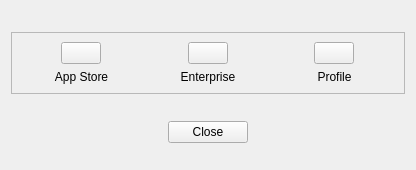
This is FWAdminLib/CreateMobileFilesetDlg.ui in fw-dev/translations as Qt 5 draws it before an edit. The edited form follows.
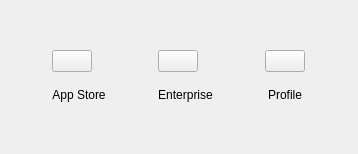
This is the edited form. Icons and pictures are not drawn.

The edit to the form file:
```diff
--- a/FWAdminLib/CreateMobileFilesetDlg.ui
+++ b/FWAdminLib/CreateMobileFilesetDlg.ui
@@ -6,8 +6,8 @@
    <rect>
     <x>0</x>
     <y>0</y>
-    <width>416</width>
-    <height>170</height>
+    <width>358</width>
+    <height>154</height>
    </rect>
   </property>
   <property name="sizePolicy">
@@ -25,77 +25,14 @@
   <property name="windowTitle">
    <string>Create New Fileset</string>
   </property>
-  <layout class="QVBoxLayout" name="verticalLayout">
-   <property name="spacing">
-    <number>6</number>
-   </property>
-   <property name="bottomMargin">
-    <number>6</number>
-   </property>
-   <item>
-    <widget class="QFrame" name="frame">
-     <property name="sizePolicy">
-      <sizepolicy hsizetype="Minimum" vsizetype="Fixed">
-       <horstretch>0</horstretch>
-       <verstretch>0</verstretch>
-      </sizepolicy>
-     </property>
-     <property name="frameShape">
-      <enum>QFrame::StyledPanel</enum>
-     </property>
-     <property name="frameShadow">
-      <enum>QFrame::Raised</enum>
-     </property>
      <layout class="QGridLayout" name="gridLayout">
-      <item row="0" column="2">
-       <layout class="QVBoxLayout" name="verticalLayout_14">
-        <item>
-         <layout class="QHBoxLayout" name="horizontalLayout_11">
-          <item>
-           <widget class="QPushButton" name="enterpriseButton">
-            <property name="sizePolicy">
-             <sizepolicy hsizetype="Fixed" vsizetype="Fixed">
-              <horstretch>0</horstretch>
-              <verstretch>0</verstretch>
-             </sizepolicy>
-            </property>
-            <property name="toolTip">
-             <string>Import an existing .fileset file</string>
-            </property>
-            <property name="text">
-             <string/>
-            </property>
-            <property name="icon">
-             <iconset resource="../FileWaveGuiLib/GuiLib.qrc">
-              <normaloff>:/IDI_ICON_FILESET_APPLICATION_32</normaloff>:/IDI_ICON_FILESET_APPLICATION_32</iconset>
-            </property>
-            <property name="iconSize">
-             <size>
-              <width>32</width>
-              <height>32</height>
-             </size>
-            </property>
-           </widget>
-          </item>
-         </layout>
-        </item>
-        <item>
-         <widget class="QLabel" name="appStoreLabel_2">
-          <property name="text">
-           <string>Enterprise</string>
-          </property>
-          <property name="alignment">
-           <set>Qt::AlignCenter</set>
-          </property>
-         </widget>
-        </item>
-       </layout>
-      </item>
-      <item row="0" column="0">
-       <layout class="QVBoxLayout" name="verticalLayout_13">
-        <item>
-         <layout class="QHBoxLayout" name="horizontalLayout_10">
-          <item>
+   <property name="horizontalSpacing">
+    <number>40</number>
+   </property>
+   <property name="margin">
+    <number>40</number>
+   </property>
+   <item row="0" column="1">
            <widget class="QPushButton" name="appStoreButton">
             <property name="sizePolicy">
              <sizepolicy hsizetype="Fixed" vsizetype="Fixed">
@@ -121,103 +58,105 @@
             </property>
            </widget>
           </item>
-         </layout>
-        </item>
-        <item>
+   <item row="1" column="1">
          <widget class="QLabel" name="appStoreLabel">
+     <property name="sizePolicy">
+      <sizepolicy hsizetype="Preferred" vsizetype="Fixed">
+       <horstretch>0</horstretch>
+       <verstretch>0</verstretch>
+      </sizepolicy>
+     </property>
           <property name="text">
            <string>App Store</string>
           </property>
           <property name="alignment">
-           <set>Qt::AlignCenter</set>
+      <set>Qt::AlignHCenter|Qt::AlignTop</set>
           </property>
          </widget>
         </item>
-       </layout>
-      </item>
-      <item row="0" column="3">
-       <layout class="QVBoxLayout" name="verticalLayout_12">
-        <item>
-         <layout class="QHBoxLayout" name="horizontalLayout_9">
-          <item>
-           <widget class="QPushButton" name="profileButton">
-            <property name="sizePolicy">
-             <sizepolicy hsizetype="Fixed" vsizetype="Fixed">
-              <horstretch>0</horstretch>
-              <verstretch>0</verstretch>
-             </sizepolicy>
-            </property>
-            <property name="toolTip">
-             <string>Import an existing .fileset file</string>
-            </property>
-            <property name="text">
-             <string/>
-            </property>
-            <property name="icon">
-             <iconset resource="../FileWaveGuiLib/GuiLib.qrc">
-              <normaloff>:/IDI_ICON_FILESET_PROFILE_32</normaloff>:/IDI_ICON_FILESET_PROFILE_32</iconset>
-            </property>
-            <property name="iconSize">
-             <size>
-              <width>32</width>
-              <height>32</height>
-             </size>
-            </property>
-           </widget>
-          </item>
-         </layout>
-        </item>
-        <item>
+   <item row="1" column="3">
          <widget class="QLabel" name="profileLabel">
+     <property name="sizePolicy">
+      <sizepolicy hsizetype="Preferred" vsizetype="Fixed">
+       <horstretch>0</horstretch>
+       <verstretch>0</verstretch>
+      </sizepolicy>
+     </property>
           <property name="text">
            <string>Profile</string>
           </property>
           <property name="alignment">
-           <set>Qt::AlignCenter</set>
+      <set>Qt::AlignHCenter|Qt::AlignTop</set>
           </property>
          </widget>
         </item>
-       </layout>
-      </item>
-     </layout>
-    </widget>
-   </item>
-   <item>
-    <layout class="QHBoxLayout" name="horizontalLayout">
-     <item>
-      <spacer name="horizontalSpacer_2">
-       <property name="orientation">
-        <enum>Qt::Horizontal</enum>
-       </property>
-       <property name="sizeHint" stdset="0">
+   <item row="0" column="3">
+    <widget class="QPushButton" name="profileButton">
+     <property name="sizePolicy">
+      <sizepolicy hsizetype="Fixed" vsizetype="Fixed">
+       <horstretch>0</horstretch>
+       <verstretch>0</verstretch>
+      </sizepolicy>
+     </property>
+     <property name="toolTip">
+      <string>Create a profile fileset for iOS devices</string>
+     </property>
+     <property name="text">
+      <string/>
+     </property>
+     <property name="icon">
+      <iconset resource="../FileWaveGuiLib/GuiLib.qrc">
+       <normaloff>:/IDI_ICON_APPLE_CONFIGURATOR</normaloff>:/IDI_ICON_APPLE_CONFIGURATOR</iconset>
+     </property>
+     <property name="iconSize">
         <size>
-         <width>40</width>
-         <height>20</height>
-        </size>
-       </property>
-      </spacer>
-     </item>
-     <item>
-      <widget class="QPushButton" name="closeButton">
+       <width>32</width>
+       <height>32</height>
+      </size>
+     </property>
+    </widget>
+   </item>
+   <item row="0" column="2">
+    <widget class="QPushButton" name="enterpriseButton">
+     <property name="sizePolicy">
+      <sizepolicy hsizetype="Fixed" vsizetype="Fixed">
+       <horstretch>0</horstretch>
+       <verstretch>0</verstretch>
+      </sizepolicy>
+     </property>
+     <property name="toolTip">
+      <string>Create a fileset based on an Enterprise Application (.ipa file)</string>
+     </property>
        <property name="text">
-        <string>Close</string>
-       </property>
-      </widget>
-     </item>
-     <item>
-      <spacer name="horizontalSpacer">
-       <property name="orientation">
-        <enum>Qt::Horizontal</enum>
-       </property>
-       <property name="sizeHint" stdset="0">
+      <string/>
+     </property>
+     <property name="icon">
+      <iconset resource="../FileWaveGuiLib/GuiLib.qrc">
+       <normaloff>:/IDI_ICON_FILESET_ENTERPRISE</normaloff>:/IDI_ICON_FILESET_ENTERPRISE</iconset>
+     </property>
+     <property name="iconSize">
         <size>
-         <width>40</width>
-         <height>20</height>
-        </size>
-       </property>
-      </spacer>
-     </item>
-    </layout>
+       <width>32</width>
+       <height>32</height>
+      </size>
+     </property>
+    </widget>
+   </item>
+   <item row="1" column="2">
+    <widget class="QLabel" name="appStoreLabel_2">
+     <property name="sizePolicy">
+      <sizepolicy hsizetype="Preferred" vsizetype="Fixed">
+       <horstretch>0</horstretch>
+       <verstretch>0</verstretch>
+      </sizepolicy>
+     </property>
+     <property name="text">
+      <string>Enterprise</string>
+     </property>
+     <property name="alignment">
+      <set>Qt::AlignHCenter|Qt::AlignTop</set>
+     </property>
+    </widget>
    </item>
   </layout>
  </widget>
```
Left out of the diff: 4 changed lines with no effect on the pictures. Lines whose indentation alone changed are shown as unchanged.
